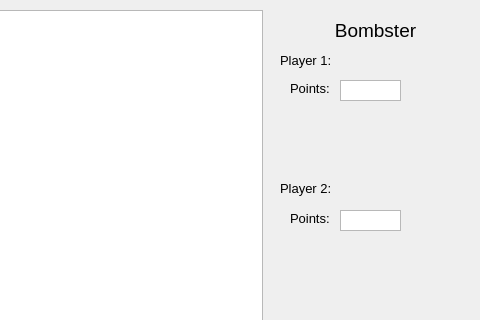
First picture: the form in Bomberman/gamescreen.ui, repository slmblck/bomberman, before the edit; both pictures show x 320 to 800 and y 0 to 320 of the 800 by 600 pixel window.
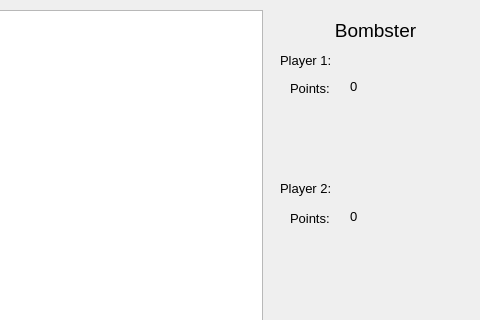
Second picture: the form after the edit.

Patch:
```diff
--- a/Bomberman/gamescreen.ui
+++ b/Bomberman/gamescreen.ui
@@ -134,63 +134,30 @@
      <string>Points:</string>
     </property>
    </widget>
-   <widget class="QTextBrowser" name="textBrowser">
+   <widget class="QLabel" name="player1points">
     <property name="geometry">
      <rect>
-      <x>660</x>
+      <x>670</x>
       <y>80</y>
-      <width>61</width>
-      <height>21</height>
+      <width>46</width>
+      <height>13</height>
      </rect>
     </property>
-    <property name="sizePolicy">
-     <sizepolicy hsizetype="Fixed" vsizetype="Fixed">
-      <horstretch>0</horstretch>
-      <verstretch>0</verstretch>
-     </sizepolicy>
-    </property>
-    <property name="verticalScrollBarPolicy">
-     <enum>Qt::ScrollBarAlwaysOff</enum>
-    </property>
-    <property name="horizontalScrollBarPolicy">
-     <enum>Qt::ScrollBarAlwaysOff</enum>
-    </property>
-    <property name="textInteractionFlags">
-     <set>Qt::NoTextInteraction</set>
-    </property>
-    <property name="openLinks">
-     <bool>false</bool>
-    </property>
-    <property name="p" stdset="0">
-     <number>0</number>
+    <property name="text">
+     <string>0</string>
     </property>
    </widget>
-   <widget class="QTextBrowser" name="textBrowser_2">
+   <widget class="QLabel" name="player2points">
     <property name="geometry">
      <rect>
-      <x>660</x>
+      <x>670</x>
       <y>210</y>
-      <width>61</width>
-      <height>21</height>
+      <width>46</width>
+      <height>13</height>
      </rect>
     </property>
-    <property name="sizePolicy">
-     <sizepolicy hsizetype="Fixed" vsizetype="Fixed">
-      <horstretch>0</horstretch>
-      <verstretch>0</verstretch>
-     </sizepolicy>
-    </property>
-    <property name="verticalScrollBarPolicy">
-     <enum>Qt::ScrollBarAlwaysOff</enum>
-    </property>
-    <property name="horizontalScrollBarPolicy">
-     <enum>Qt::ScrollBarAlwaysOff</enum>
-    </property>
-    <property name="textInteractionFlags">
-     <set>Qt::NoTextInteraction</set>
-    </property>
-    <property name="openLinks">
-     <bool>false</bool>
+    <property name="text">
+     <string>0</string>
     </property>
    </widget>
   </widget>
```
